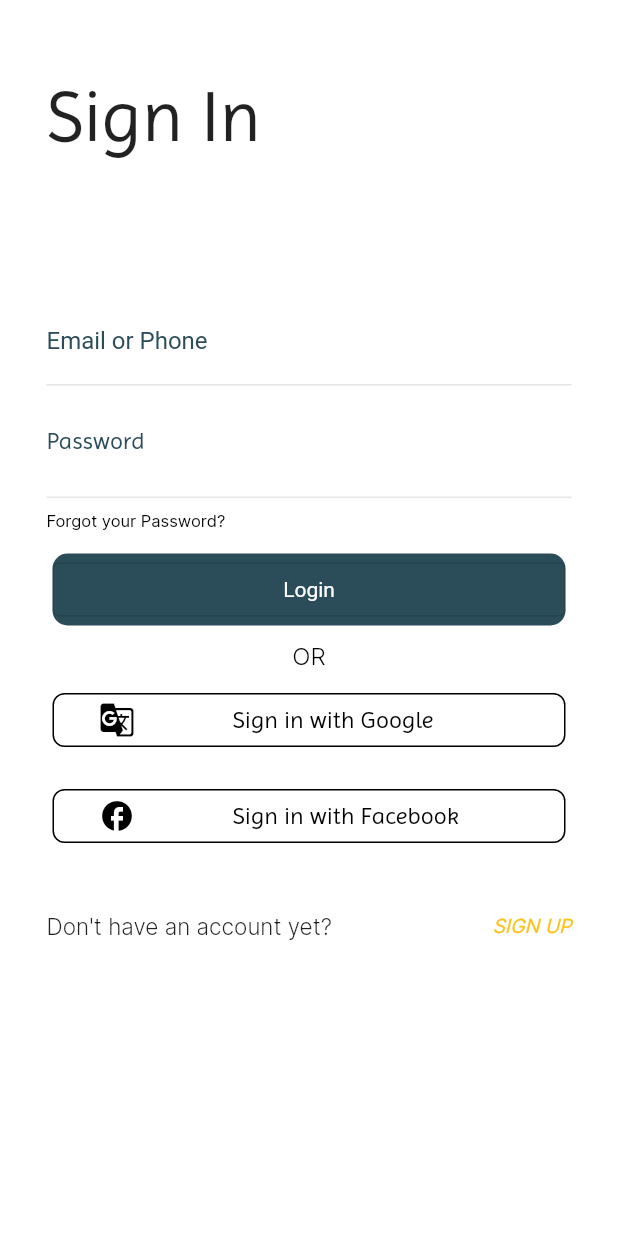
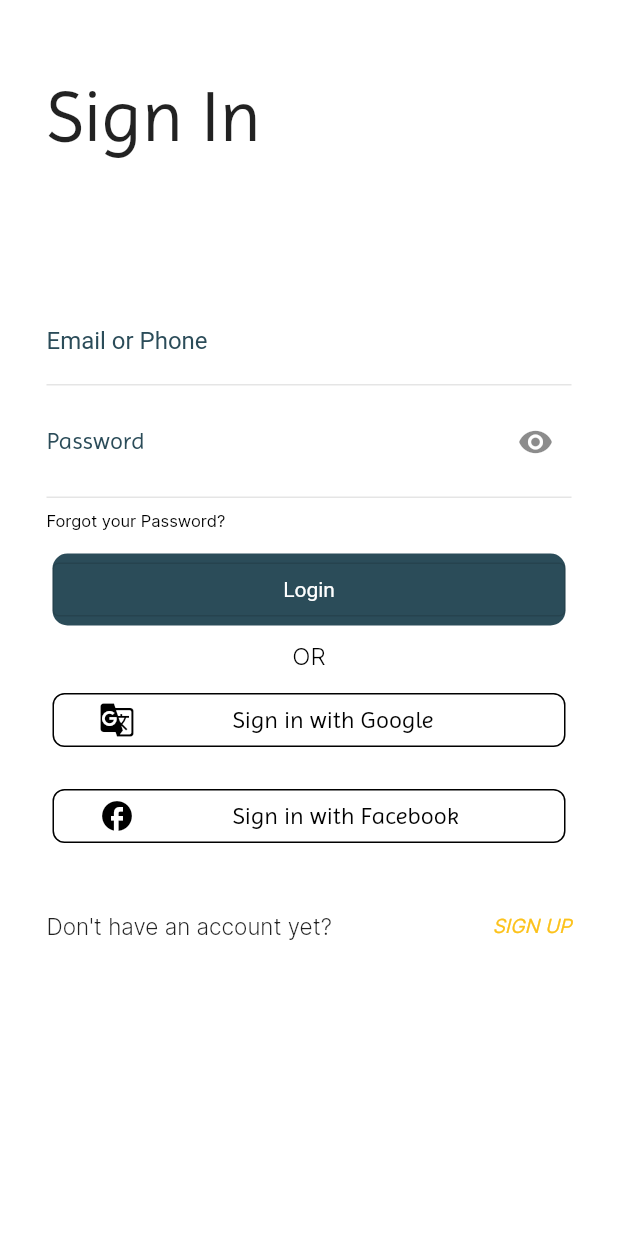
Before and after one commit to kanyshaiosmonova/sign_in_layout, a Flutter app: the screen it shows after launch, on a phone screen of 412 x 824 dp. Run offline on Flutter 3.47's test engine with Material 2 defaults, Android fonts, the phone set to English and light mode, and no system bars.

Commit message:
update main.dart

```diff
--- a/lib/main.dart
+++ b/lib/main.dart
@@ -11,16 +11,17 @@ class MyApp extends StatelessWidget {
   Widget build(BuildContext context) {
     return const MaterialApp(
       title: 'My App',
-      home: SigningPage(),
+      home: LoginPage(),
     );
   }
 }
 
-class SigningPage extends StatelessWidget {
-  const SigningPage({super.key});
+class LoginPage extends StatelessWidget {
+  const LoginPage({super.key});
 
   @override
   Widget build(BuildContext context) {
+    bool _obscureText = true;
     return Scaffold(
       backgroundColor: Colors.white,
       body: Center(
@@ -76,7 +77,7 @@ class SigningPage extends StatelessWidget {
                       ],
                     ),
                     TextField(
-                      obscureText: true,
+                      obscureText: _obscureText,
                       style: TextStyle(
                         color: Color(0xffA2A2A2),
                         fontSize: 30,
@@ -95,6 +96,16 @@ class SigningPage extends StatelessWidget {
                           fontSize: 16,
                           fontWeight: FontWeight.w400,
                           color: Color(0xff2B4C59),
+                        ),
+                        suffixIcon: GestureDetector(
+                          onTap: () {
+                            _obscureText != _obscureText;
+                          },
+                          child: Icon(
+                            _obscureText
+                                ? Icons.visibility
+                                : Icons.visibility_off,
+                          ),
                         ),
                         enabledBorder: UnderlineInputBorder(
                           borderSide: BorderSide(
```
